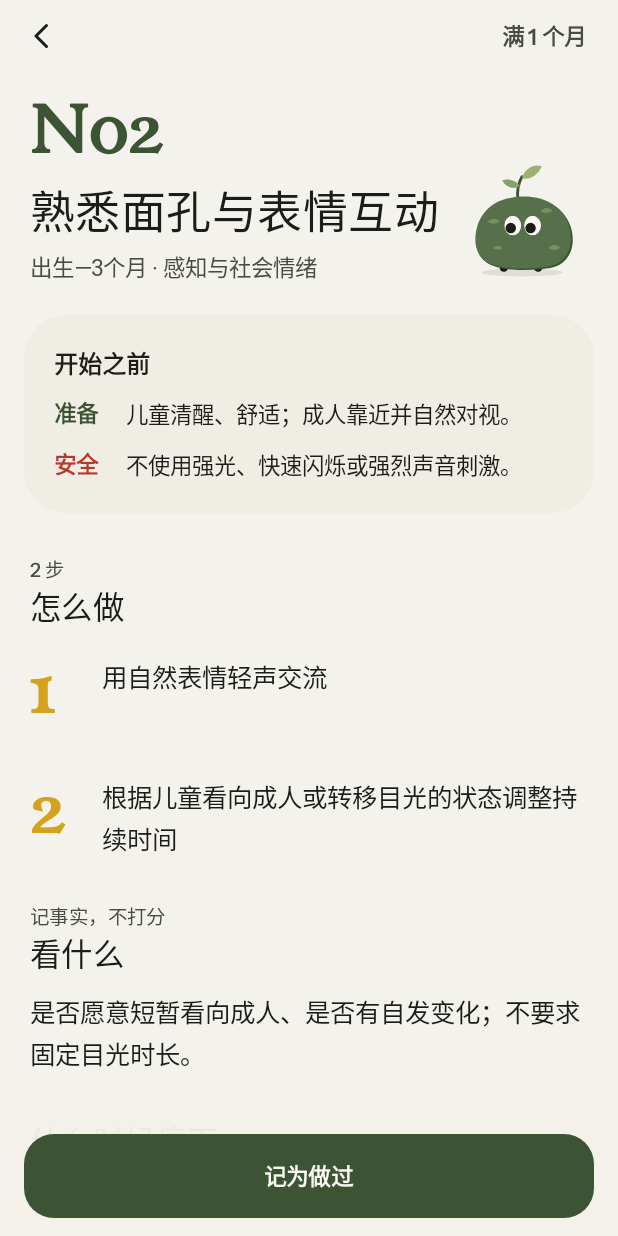
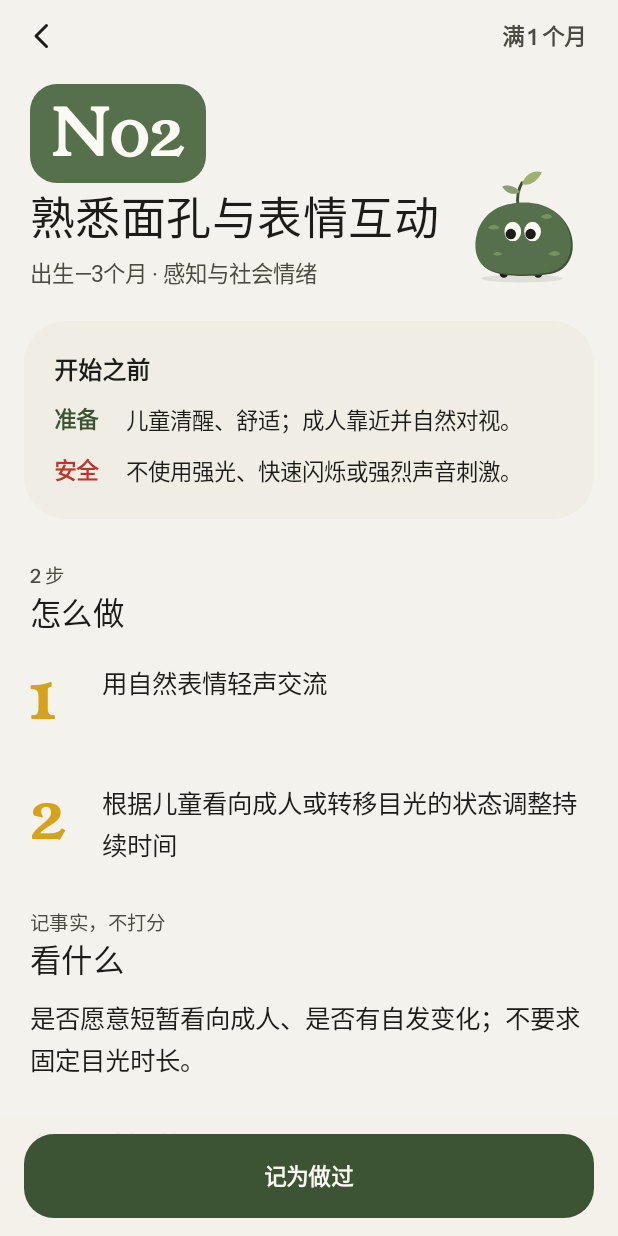
Before and after one commit to mjuvdeysii/mossling, an Android app built with Jetpack Compose: the GrowScreen screen opened through its navigation route, after a tap on "N02", on a phone screen of 412 x 824 dp. Run offline under Robolectric (Android 15) with nearby library versions, the phone set to English and light mode, and no system bars; our stand-ins replace Room's generated code; Roboto replaces fonts that are not available here.

Commit message:
Native: widget action import; shared code tile Today/Grow → Play
Co-Authored-By: Claude Opus 5.5 <noreply@anthropic.com>
Claude-Session: https://claude.ai/code/session_01UTvD6AgKvTyZ1ghsbDDvi8

```diff
--- a/app/src/main/java/app/mossling/MosslingRoot.kt
+++ b/app/src/main/java/app/mossling/MosslingRoot.kt
@@ -23,6 +23,11 @@ import androidx.compose.foundation.layout.fillMaxHeight
 import androidx.compose.ui.platform.LocalConfiguration
 import androidx.compose.material3.Scaffold
 import androidx.compose.material3.Surface
+import androidx.compose.animation.ExperimentalSharedTransitionApi
+import androidx.compose.animation.SharedTransitionLayout
+import androidx.compose.runtime.CompositionLocalProvider
+import app.mossling.ui.components.LocalDestination
+import app.mossling.ui.components.LocalShared
 import androidx.compose.material3.SnackbarDuration
 import androidx.compose.material3.SnackbarHost
 import androidx.compose.material3.SnackbarHostState
@@ -106,6 +111,7 @@ fun MosslingRoot(vm: AppViewModel, open: MutableStateFlow<String?>, askNotificat
     }
 }
 
+@OptIn(ExperimentalSharedTransitionApi::class)
 @Composable
 private fun Shell(vm: AppViewModel, open: MutableStateFlow<String?>, askNotifications: () -> Unit, askBirth: () -> Unit) {
     val ui by vm.ui.collectAsStateWithLifecycle()
@@ -184,13 +190,15 @@ private fun Shell(vm: AppViewModel, open: MutableStateFlow<String?>, askNotifica
             }
             Spacer(Modifier.weight(1f))
         }
-        NavHost(nav, startDestination = TodayRoute, modifier = Modifier.weight(1f).padding(bottom = pad.calculateBottomPadding()),
+        SharedTransitionLayout(Modifier.weight(1f)) {
+        CompositionLocalProvider(LocalShared provides this) {
+        NavHost(nav, startDestination = TodayRoute, modifier = Modifier.fillMaxSize().padding(bottom = pad.calculateBottomPadding()),
             enterTransition = { fadeIn(tween(220)) + scaleIn(tween(260), initialScale = 0.98f) },
             exitTransition = { fadeOut(tween(160)) },
             popEnterTransition = { fadeIn(tween(220)) },
             popExitTransition = { fadeOut(tween(160)) + slideOutHorizontally(tween(220)) { it / 8 } },
         ) {
-            composable<TodayRoute> {
+            composable<TodayRoute> { CompositionLocalProvider(LocalDestination provides this) {
                 TodayScreen(ui, TodayActions(
                     openPlay = { code, m -> nav.navigate(PlayRoute(code, m)) },
                     openMonth = { browse = it; go(GrowRoute) },
@@ -206,14 +214,14 @@ private fun Shell(vm: AppViewModel, open: MutableStateFlow<String?>, askNotifica
                     stop = { t -> vm.stopTimer(t) { it?.let(::added) } },
                     openJournal = { go(JournalRoute) },
                 ))
-            }
-            composable<GrowRoute> {
+            } }
+            composable<GrowRoute> { CompositionLocalProvider(LocalDestination provides this) {
                 GrowScreen(ui, month, GrowActions(
                     select = { browse = it },
                     openPlay = { code, m -> nav.navigate(PlayRoute(code, m)) },
                     tick = { m, kind, id, label -> vm.toggleTick(m, kind, id, label) },
                 ))
-            }
+            } }
             composable<JournalRoute> {
                 JournalScreen(ui, day, logs, JournalActions(pickDay = { vm.journalDay.value = it }, log = ::log, open = { editing = it }))
             }
@@ -227,17 +235,19 @@ private fun Shell(vm: AppViewModel, open: MutableStateFlow<String?>, askNotifica
             composable<PlayRoute>(
                 enterTransition = { slideInHorizontally(tween(280)) { it / 5 } + fadeIn(tween(240)) },
                 popExitTransition = { slideOutHorizontally(tween(240)) { it / 4 } + fadeOut(tween(200)) },
-            ) { entry ->
+            ) { entry -> CompositionLocalProvider(LocalDestination provides this) {
                 val r = entry.toRoute<PlayRoute>()
-                val p = c.play(r.code) ?: return@composable
+                val p = c.play(r.code) ?: return@CompositionLocalProvider
                 val did = ui.ticked(r.month, TickKind.Did, p.code)
                 PlayScreen(p, r.month, did, onDid = { on ->
                     vm.toggleTick(r.month, TickKind.Did, p.code, p.name, on)
                     if (on) { haptic.performHapticFeedback(HapticFeedbackType.LongPress); undoable("记为这个月做过（只是记录，不是评估）") { vm.toggleTick(r.month, TickKind.Did, p.code, p.name, false) } }
                 }, onBack = { nav.popBackStack() })
-            }
+            } }
             composable<TopicRoute> { entry -> c.topics.firstOrNull { it.id == entry.toRoute<TopicRoute>().id }?.let { TopicScreen(it) { nav.popBackStack() } } }
             composable<AboutRoute> { AboutScreen(c) { nav.popBackStack() } }
+        }
+        }
         }
       }
     }
--- /dev/null
+++ b/app/src/main/java/app/mossling/ui/components/Shared.kt
@@ -0,0 +1,22 @@
+package app.mossling.ui.components
+
+import androidx.compose.animation.AnimatedVisibilityScope
+import androidx.compose.animation.ExperimentalSharedTransitionApi
+import androidx.compose.animation.SharedTransitionScope
+import androidx.compose.runtime.Composable
+import androidx.compose.runtime.compositionLocalOf
+import androidx.compose.ui.Modifier
+
+/** Shared-element plumbing: the root provides the transition scope, each destination its own visibility scope. */
+@OptIn(ExperimentalSharedTransitionApi::class)
+val LocalShared = compositionLocalOf<SharedTransitionScope?> { null }
+val LocalDestination = compositionLocalOf<AnimatedVisibilityScope?> { null }
+
+/** Marks an element that travels between screens (the play's code label, for one). No-op in previews and tests. */
+@OptIn(ExperimentalSharedTransitionApi::class)
+@Composable
+fun Modifier.shared(key: String): Modifier {
+    val s = LocalShared.current ?: return this
+    val d = LocalDestination.current ?: return this
+    return with(s) { this@shared.sharedBounds(rememberSharedContentState(key), d) }
+}
--- a/app/src/main/java/app/mossling/ui/grow/GrowScreen.kt
+++ b/app/src/main/java/app/mossling/ui/grow/GrowScreen.kt
@@ -48,6 +48,7 @@ import app.mossling.data.Play
 import app.mossling.data.TickKind
 import app.mossling.ui.components.BeadChain
 import app.mossling.ui.components.Plate
+import app.mossling.ui.components.shared
 import app.mossling.ui.components.SandpaperNumber
 import app.mossling.ui.components.Shelf
 import app.mossling.ui.components.ColorTablet
@@ -185,7 +186,7 @@ private fun PlayCard(p: Play, did: Boolean, companion: Kind, onClick: () -> Unit
     Surface(onClick = onClick, shape = RoundedCornerShape(26.dp), color = MaterialTheme.colorScheme.surfaceContainerLowest, modifier = Modifier.width(220.dp)) {
         Column(Modifier.padding(16.dp)) {
             Row(verticalAlignment = Alignment.CenterVertically) {
-                Surface(shape = RoundedCornerShape(12.dp), color = if (companion == Kind.Moss) Palette.Moss else Palette.Rod) {
+                Surface(shape = RoundedCornerShape(12.dp), color = if (companion == Kind.Moss) Palette.Moss else Palette.Rod, modifier = Modifier.shared("code-${p.code}")) {
                     Text(p.code, fontFamily = Numerals, style = MaterialTheme.typography.titleLarge, color = Palette.Paper, modifier = Modifier.padding(horizontal = 10.dp, vertical = 4.dp))
                 }
                 Spacer(Modifier.weight(1f))
--- a/app/src/main/java/app/mossling/ui/play/PlayScreen.kt
+++ b/app/src/main/java/app/mossling/ui/play/PlayScreen.kt
@@ -35,6 +35,7 @@ import app.mossling.data.Play
 import app.mossling.ui.components.G
 import app.mossling.ui.components.Glyph
 import app.mossling.ui.components.Plate
+import app.mossling.ui.components.shared
 import app.mossling.ui.components.SectionTitle
 import app.mossling.ui.ip.Creature
 import app.mossling.ui.ip.Mood
@@ -58,7 +59,9 @@ fun PlayScreen(p: Play, month: Int, did: Boolean, onDid: (Boolean) -> Unit, onBa
             item("head") {
                 Row(Modifier.padding(horizontal = 20.dp, vertical = 8.dp), verticalAlignment = Alignment.Bottom) {
                     Column(Modifier.weight(1f)) {
-                        Text(p.code, fontFamily = Numerals, style = MaterialTheme.typography.displaySmall, color = MaterialTheme.colorScheme.primary)
+                        Surface(shape = RoundedCornerShape(18.dp), color = if (companion == app.mossling.ui.ip.Kind.Moss) Palette.Moss else Palette.Rod, modifier = Modifier.shared("code-${p.code}")) {
+                            Text(p.code, fontFamily = Numerals, style = MaterialTheme.typography.displaySmall, color = Palette.Paper, modifier = Modifier.padding(horizontal = 14.dp, vertical = 2.dp))
+                        }
                         Text(p.name, style = MaterialTheme.typography.headlineLarge)
                         Text(listOf(p.age, p.domains.joinToString("、")).filter { it.isNotBlank() }.joinToString(" · "), style = MaterialTheme.typography.bodyMedium, color = MaterialTheme.colorScheme.onSurfaceVariant, modifier = Modifier.padding(top = 4.dp))
                     }
--- a/app/src/main/java/app/mossling/ui/today/TodayScreen.kt
+++ b/app/src/main/java/app/mossling/ui/today/TodayScreen.kt
@@ -55,6 +55,7 @@ import app.mossling.journal.Timers
 import app.mossling.ui.components.G
 import app.mossling.ui.components.Glyph
 import app.mossling.ui.components.Plate
+import app.mossling.ui.components.shared
 import app.mossling.ui.components.SandpaperNumber
 import app.mossling.ui.components.WorkTray
 import androidx.compose.foundation.clickable
@@ -212,7 +213,7 @@ private fun PlayPlate(p: Play, m: Int, total: Int, companion: Kind, onOpen: () -
 @Composable
 private fun Specimen(code: String, companion: Kind) {
     Box(Modifier.size(width = 84.dp, height = 96.dp)) {
-        Surface(color = if (companion == Kind.Moss) Palette.Moss else Palette.Rod, shape = RoundedCornerShape(18.dp), modifier = Modifier.align(Alignment.BottomCenter).size(84.dp, 70.dp)) {
+        Surface(color = if (companion == Kind.Moss) Palette.Moss else Palette.Rod, shape = RoundedCornerShape(18.dp), modifier = Modifier.align(Alignment.BottomCenter).size(84.dp, 70.dp).shared("code-$code")) {
             Box(contentAlignment = Alignment.Center) { Text(code, fontFamily = Numerals, style = MaterialTheme.typography.displaySmall, color = Palette.Paper) }
         }
         Creature(companion, Modifier.size(44.dp).align(Alignment.TopEnd).offset(x = 4.dp, y = 2.dp), look = Offset(-0.6f, 0.8f))
--- a/app/src/main/java/app/mossling/widget/TodayWidget.kt
+++ b/app/src/main/java/app/mossling/widget/TodayWidget.kt
@@ -14,7 +14,7 @@ import androidx.glance.action.actionParametersOf
 import androidx.glance.action.clickable
 import androidx.glance.appwidget.GlanceAppWidget
 import androidx.glance.appwidget.GlanceAppWidgetReceiver
-import androidx.glance.appwidget.action.actionStartActivity
+import androidx.glance.action.actionStartActivity
 import androidx.glance.appwidget.cornerRadius
 import androidx.glance.appwidget.provideContent
 import androidx.glance.appwidget.updateAll
```
